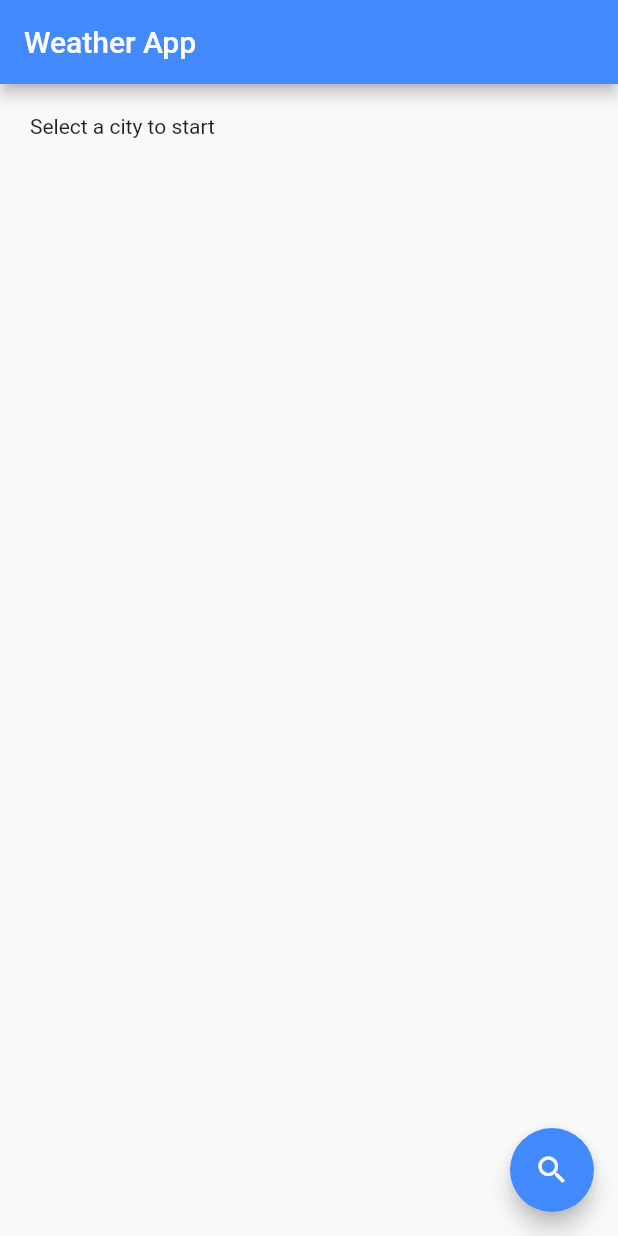
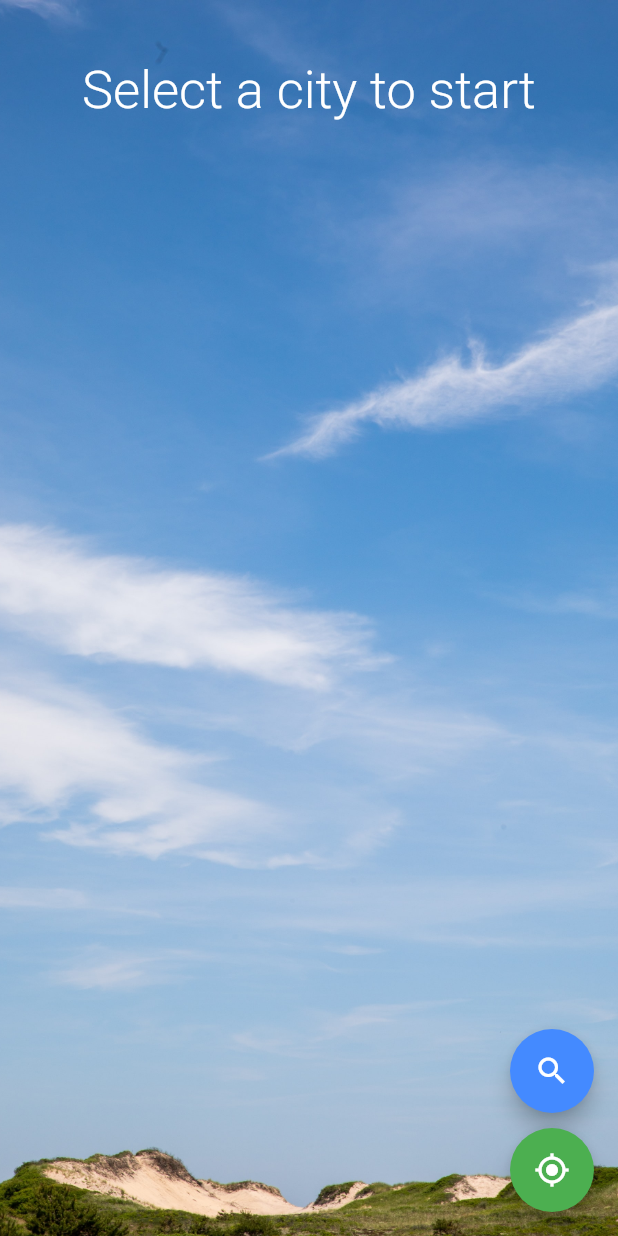
Before and after one commit to jakub-lat/weather-app, a Flutter app: the screen it shows after launch, on a phone screen of 412 x 824 dp. Run offline on Flutter 3.47's test engine with Material 2 defaults, Android fonts, the phone set to English and light mode, and no system bars; our stand-ins replace fluttertoast, geolocator.

Commit message:
weather in current location

```diff
--- a/lib/currentWeather.dart
+++ b/lib/currentWeather.dart
@@ -1,10 +1,13 @@
 import 'package:flutter/material.dart';
 import 'weather.dart';
+import 'package:geolocator/geolocator.dart';
 
 class CurrentWeather extends StatefulWidget {
   final String city;
+  final Position position;
+  final bool useLocation;
 
-  CurrentWeather({this.city});
+  CurrentWeather({this.city, this.position, this.useLocation});
 
   @override
   CurrentWeatherState createState() => CurrentWeatherState();
@@ -13,46 +16,88 @@ class CurrentWeather extends StatefulWidget {
 class CurrentWeatherState extends State<CurrentWeather> {
   WeatherApi api = new WeatherApi();
   Future<WeatherData> weather;
+  String lastCity;
+  String weatherType = 'Clear';
 
   @override
   void initState() {
     super.initState();
   }
 
-  void update(String city) {
+  void update(String city) async {
     weather = api.getWeather(city);
+    WeatherData w = await weather;
+    if(w != null) {
+      setState((){
+        weatherType = w.type;
+      });
+    }
+  }
+
+  void updateFromPos(Position position) async {
+    weather = api.getWeatherFromPos(position);
+    WeatherData w = await weather;
+    if(w != null) {
+      setState((){
+        weatherType = w.type;
+      });
+    }
+  }
+
+  @override
+  void didUpdateWidget(Widget oldWidget) {
+    super.didUpdateWidget(oldWidget);
+    if(widget.useLocation) {
+      updateFromPos(widget.position);
+      setState(() {
+        lastCity = null;
+      });
+    } else if(widget.city != lastCity) {
+      update(widget.city);
+      setState(() {
+        lastCity = widget.city;
+      });
+    }
   }
 
   @override
   Widget build(BuildContext context) {
     return Container(
-      padding: EdgeInsets.all(20),
-      child: Column(
-        children: <Widget>[
+      padding: EdgeInsets.fromLTRB(20, 40, 20, 20),
+      decoration: BoxDecoration(
+        image: DecorationImage(image: AssetImage('images/$weatherType.jpg'), fit: BoxFit.cover),
+      ),
+      child: Column(children: <Widget>[
+        Row(mainAxisAlignment: MainAxisAlignment.center,
+          children: <Widget>[
           FutureBuilder(
             future: weather,
             builder:(BuildContext context, AsyncSnapshot<WeatherData> snapshot) {
               switch (snapshot.connectionState) {
                 case ConnectionState.none:
-                  return new Text('Select a city to start');
+                  return Text('Select a city to start', style: Theme.of(context).textTheme.display1);
                 case ConnectionState.waiting:
-                  return new Center(child: new CircularProgressIndicator());
+                  return Center(child: CircularProgressIndicator());
                 case ConnectionState.active:
-                  return new Text('');
+                  return Text('');
                 case ConnectionState.done:
-                  if (snapshot.hasError) {
-                    return new Text(
-                      '${snapshot.error}',
-                      style: TextStyle(color: Colors.red),
+                  if (snapshot.hasError || snapshot.data == null) {
+                    print(snapshot.error);
+                    return Text(
+                      'Not found',
+                      style: Theme.of(context).textTheme.display1,
                     );
                   } else {
-                    return new Row(children: <Widget>[
-                      Text(snapshot.data.city)
+                    print(snapshot.data.description);
+                    return Column(children: <Widget>[
+                      Text('${snapshot.data.city} (${snapshot.data.country})', style: Theme.of(context).textTheme.display1),
+                      Text(snapshot.data.temp.round().toString() + '°C', style: Theme.of(context).textTheme.headline),
+                      Text(snapshot.data.description, style: Theme.of(context).textTheme.display2)
                     ],);
                   }
               }
-            })
-        ],
+            }),
+        ])]
       )
     );
   }
--- a/lib/main.dart
+++ b/lib/main.dart
@@ -1,5 +1,6 @@
 import 'package:flutter/material.dart';
 import 'currentWeather.dart';
+import 'package:geolocator/geolocator.dart';
 
 void main() => runApp(MyApp());
 
@@ -10,6 +11,18 @@ class MyApp extends StatelessWidget {
       title: 'Weather',
       theme: ThemeData(
         primaryColor: Colors.blueAccent,
+        buttonTheme: ButtonThemeData(
+          buttonColor: Colors.blueAccent,
+          shape: RoundedRectangleBorder(borderRadius: BorderRadius.all(Radius.circular(5)))
+        ),
+        dialogTheme: DialogTheme(
+          shape: RoundedRectangleBorder(borderRadius: BorderRadius.all(Radius.circular(5)))
+        ),
+        textTheme: TextTheme(
+          display1: TextStyle(fontSize: 35, fontWeight: FontWeight.w300, color: Colors.white),
+          display2: TextStyle(fontSize: 30, fontWeight: FontWeight.w300, color: Colors.white),
+          headline: TextStyle(fontSize: 75, fontWeight: FontWeight.w600, color: Colors.white)
+        ),
       ),
       home: Home(),
     );
@@ -22,16 +35,36 @@ class Home extends StatefulWidget {
 }
 
 class HomeState extends State<Home> {
+  final cityController = TextEditingController();
   String city;
+  Position currentPosition;
+  bool useLocation = true;
+
+  getCurrentLocation() async {
+    final Geolocator geolocator = Geolocator()..forceAndroidLocationManager;
+
+    Position pos = await geolocator.getCurrentPosition(desiredAccuracy: LocationAccuracy.best);
+    setState(() {
+      currentPosition = pos;
+    });
+  }
+
+  @override
+  void initState() {
+    super.initState();
+    getCurrentLocation();
+  }
 
   @override
   Widget build(BuildContext context) {
     return Scaffold(
-      appBar: AppBar(title: Text('Weather App')),
-      body: CurrentWeather(city: city),
-      floatingActionButton: FloatingActionButton(
+      body: SafeArea(child: CurrentWeather(city: city, position: currentPosition, useLocation: useLocation)),
+      floatingActionButton: Column(mainAxisAlignment: MainAxisAlignment.end,
+        children: [
+          Padding(padding: EdgeInsets.fromLTRB(0, 0, 0, 10),
+            child: FloatingActionButton(
               child: Icon(Icons.search),
-        backgroundColor: Colors.blueAccent,
+              backgroundColor: Theme.of(context).primaryColor,
               onPressed: () {
                 showDialog(
                   context: context,
@@ -44,20 +77,24 @@ class HomeState extends State<Home> {
                             Padding(
                               padding: EdgeInsets.all(8.0),
                               child: TextField(
-                          decoration: InputDecoration(hintText: 'Search for a city'),
-                          onChanged: (String text) {
-                            setState(() {
-                              city = text;
-                            });
-                          }
+                                decoration: InputDecoration(
+                                  labelText: 'Search for a city',
+                                  border: OutlineInputBorder()
+                                ),
+                                controller: cityController,
                               ),
                             ),
                             Padding(
                               padding: const EdgeInsets.all(8.0),
                               child: RaisedButton(
-                          color: Colors.blueAccent,
                                 child: Text('OK', style: TextStyle(color: Colors.white),),
                                 onPressed: () {
+                                  if(cityController.text != '') {
+                                    setState(() {
+                                      city = cityController.text;
+                                      useLocation = false;
+                                    });
+                                  }
                                   Navigator.pop(context);
                                 },
                               ),
@@ -69,6 +106,18 @@ class HomeState extends State<Home> {
                   });
               },
             ),
+          ),
+          FloatingActionButton(
+            child: Icon(Icons.my_location),
+            backgroundColor: Colors.green,
+            onPressed: () async {
+              await getCurrentLocation();
+              setState((){
+                useLocation = true;
+              });
+            }
+          )
+      ])
     );
   }
 }
```
Also changed, not shown: images/credits.txt (added, +7 -0 lines), lib/weather.dart (+54 -8 lines), pubspec.yaml (+4 -3 lines), images/Atmosphere.jpg (added), images/Clear.jpg (added), images/Clouds.jpg (added), images/Drizzle.jpg (added), images/Rain.jpg (added), images/Snow.jpg (added), images/Thunderstorm.jpg (added), pubspec.lock, 2 other files. Lines whose indentation alone changed are shown as unchanged.
